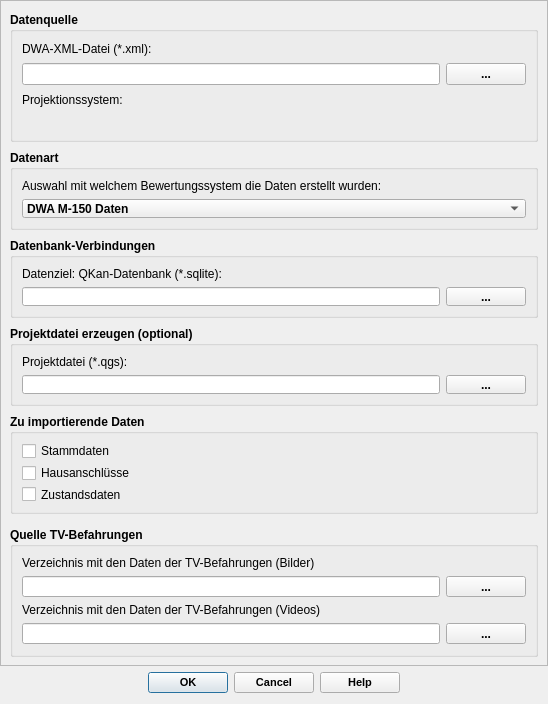
Above: qkan/m150porter/res/xml_import_dialog_base.ui from SonkeHoffmann/QKan-1 before the change. Below: the same form after it.
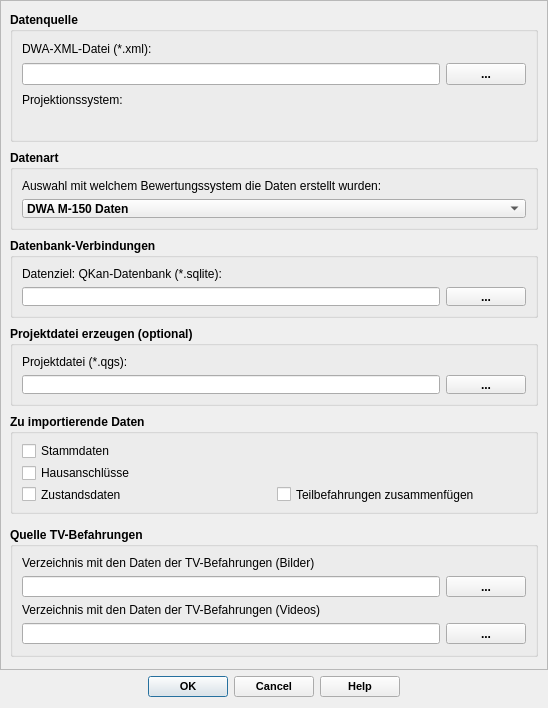
That is the form after the change. Custom widgets are drawn as their Qt base class.

```diff
--- a/qkan/m150porter/res/xml_import_dialog_base.ui
+++ b/qkan/m150porter/res/xml_import_dialog_base.ui
@@ -7,7 +7,7 @@
     <x>0</x>
     <y>0</y>
     <width>548</width>
-    <height>704</height>
+    <height>708</height>
    </rect>
   </property>
   <property name="minimumSize">
@@ -55,7 +55,7 @@
         <x>0</x>
         <y>0</y>
         <width>546</width>
-        <height>664</height>
+        <height>660</height>
        </rect>
       </property>
       <layout class="QVBoxLayout" name="verticalLayout_3">
@@ -472,6 +472,8 @@
            </widget>
           </item>
           <item>
+           <layout class="QHBoxLayout" name="horizontalLayout_7">
+            <item>
            <widget class="QCheckBox" name="cb_zustand">
             <property name="font">
              <font>
@@ -483,6 +485,21 @@
              <string>Zustandsdaten</string>
             </property>
            </widget>
+            </item>
+            <item>
+             <widget class="QCheckBox" name="cb_teilbefahrung">
+              <property name="font">
+               <font>
+                <weight>50</weight>
+                <bold>false</bold>
+               </font>
+              </property>
+              <property name="text">
+               <string>Teilbefahrungen zusammenfügen</string>
+              </property>
+             </widget>
+            </item>
+           </layout>
           </item>
          </layout>
         </widget>
```
Lines whose indentation alone changed are shown as unchanged.
